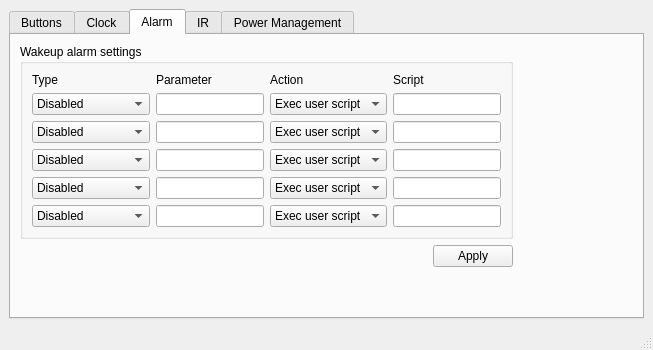
Old version of the form mainwindow.ui in the repository maxigros/Picnic_config.
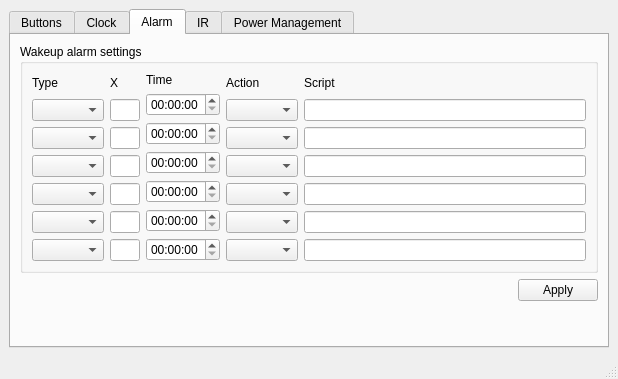
New version of the form. The open tabs and pages were chosen to show the change.

Diff of the .ui file:
```diff
--- a/mainwindow.ui
+++ b/mainwindow.ui
@@ -6,8 +6,8 @@
    <rect>
     <x>0</x>
     <y>0</y>
-    <width>653</width>
-    <height>350</height>
+    <width>618</width>
+    <height>379</height>
    </rect>
   </property>
   <property name="windowTitle">
@@ -269,149 +269,22 @@
               </widget>
              </item>
              <item>
-              <widget class="QComboBox" name="comboBox_alarm_type_1">
-               <item>
-                <property name="text">
-                 <string>Disabled</string>
-                </property>
-               </item>
-               <item>
-                <property name="text">
-                 <string>Single</string>
-                </property>
-               </item>
-               <item>
-                <property name="text">
-                 <string>Every day</string>
-                </property>
-               </item>
-               <item>
-                <property name="text">
-                 <string>Every X hours</string>
-                </property>
-               </item>
-               <item>
-                <property name="text">
-                 <string>Every X minutes</string>
-                </property>
-               </item>
-              </widget>
+              <widget class="QComboBox" name="comboBox_alarm_type_0"/>
              </item>
              <item>
-              <widget class="QComboBox" name="comboBox_alarm_type_2">
-               <item>
-                <property name="text">
-                 <string>Disabled</string>
-                </property>
-               </item>
-               <item>
-                <property name="text">
-                 <string>Single</string>
-                </property>
-               </item>
-               <item>
-                <property name="text">
-                 <string>Every day</string>
-                </property>
-               </item>
-               <item>
-                <property name="text">
-                 <string>Every X hours</string>
-                </property>
-               </item>
-               <item>
-                <property name="text">
-                 <string>Every X minutes</string>
-                </property>
-               </item>
-              </widget>
+              <widget class="QComboBox" name="comboBox_alarm_type_1"/>
              </item>
              <item>
-              <widget class="QComboBox" name="comboBox_alarm_type_3">
-               <item>
-                <property name="text">
-                 <string>Disabled</string>
-                </property>
-               </item>
-               <item>
-                <property name="text">
-                 <string>Single</string>
-                </property>
-               </item>
-               <item>
-                <property name="text">
-                 <string>Every day</string>
-                </property>
-               </item>
-               <item>
-                <property name="text">
-                 <string>Every X hours</string>
-                </property>
-               </item>
-               <item>
-                <property name="text">
-                 <string>Every X minutes</string>
-                </property>
-               </item>
-              </widget>
+              <widget class="QComboBox" name="comboBox_alarm_type_2"/>
              </item>
              <item>
-              <widget class="QComboBox" name="comboBox_alarm_type_4">
-               <item>
-                <property name="text">
-                 <string>Disabled</string>
-                </property>
-               </item>
-               <item>
-                <property name="text">
-                 <string>Single</string>
-                </property>
-               </item>
-               <item>
-                <property name="text">
-                 <string>Every day</string>
-                </property>
-               </item>
-               <item>
-                <property name="text">
-                 <string>Every X hours</string>
-                </property>
-               </item>
-               <item>
-                <property name="text">
-                 <string>Every X minutes</string>
-                </property>
-               </item>
-              </widget>
+              <widget class="QComboBox" name="comboBox_alarm_type_3"/>
              </item>
              <item>
-              <widget class="QComboBox" name="comboBox_alarm_type_5">
-               <item>
-                <property name="text">
-                 <string>Disabled</string>
-                </property>
-               </item>
-               <item>
-                <property name="text">
-                 <string>Single</string>
-                </property>
-               </item>
-               <item>
-                <property name="text">
-                 <string>Every day</string>
-                </property>
-               </item>
-               <item>
-                <property name="text">
-                 <string>Every X hours</string>
-                </property>
-               </item>
-               <item>
-                <property name="text">
-                 <string>Every X minutes</string>
-                </property>
-               </item>
-              </widget>
+              <widget class="QComboBox" name="comboBox_alarm_type_4"/>
+             </item>
+             <item>
+              <widget class="QComboBox" name="comboBox_alarm_type_5"/>
              </item>
             </layout>
            </item>
@@ -419,25 +292,249 @@
             <layout class="QVBoxLayout" name="verticalLayout_3">
              <item>
               <widget class="QLabel" name="label_7">
+               <property name="sizePolicy">
+                <sizepolicy hsizetype="Fixed" vsizetype="Preferred">
+                 <horstretch>0</horstretch>
+                 <verstretch>0</verstretch>
+                </sizepolicy>
+               </property>
+               <property name="minimumSize">
+                <size>
+                 <width>30</width>
+                 <height>0</height>
+                </size>
+               </property>
+               <property name="maximumSize">
+                <size>
+                 <width>30</width>
+                 <height>16777215</height>
+                </size>
+               </property>
                <property name="text">
-                <string>Parameter</string>
+                <string>X</string>
                </property>
               </widget>
              </item>
              <item>
-              <widget class="QLineEdit" name="lineEdit_alarm_parameter_1"/>
+              <widget class="QLineEdit" name="lineEdit_alarm_parameter_0">
+               <property name="sizePolicy">
+                <sizepolicy hsizetype="Fixed" vsizetype="Fixed">
+                 <horstretch>0</horstretch>
+                 <verstretch>0</verstretch>
+                </sizepolicy>
+               </property>
+               <property name="minimumSize">
+                <size>
+                 <width>30</width>
+                 <height>0</height>
+                </size>
+               </property>
+               <property name="maximumSize">
+                <size>
+                 <width>30</width>
+                 <height>16777215</height>
+                </size>
+               </property>
+              </widget>
              </item>
              <item>
-              <widget class="QLineEdit" name="lineEdit_alarm_parameter_2"/>
+              <widget class="QLineEdit" name="lineEdit_alarm_parameter_1">
+               <property name="sizePolicy">
+                <sizepolicy hsizetype="Fixed" vsizetype="Fixed">
+                 <horstretch>0</horstretch>
+                 <verstretch>0</verstretch>
+                </sizepolicy>
+               </property>
+               <property name="minimumSize">
+                <size>
+                 <width>30</width>
+                 <height>0</height>
+                </size>
+               </property>
+               <property name="maximumSize">
+                <size>
+                 <width>30</width>
+                 <height>16777215</height>
+                </size>
+               </property>
+              </widget>
              </item>
              <item>
-              <widget class="QLineEdit" name="lineEdit_alarm_parameter_3"/>
+              <widget class="QLineEdit" name="lineEdit_alarm_parameter_2">
+               <property name="sizePolicy">
+                <sizepolicy hsizetype="Fixed" vsizetype="Fixed">
+                 <horstretch>0</horstretch>
+                 <verstretch>0</verstretch>
+                </sizepolicy>
+               </property>
+               <property name="minimumSize">
+                <size>
+                 <width>30</width>
+                 <height>0</height>
+                </size>
+               </property>
+               <property name="maximumSize">
+                <size>
+                 <width>30</width>
+                 <height>16777215</height>
+                </size>
+               </property>
+              </widget>
              </item>
              <item>
-              <widget class="QLineEdit" name="lineEdit_alarm_parameter_4"/>
+              <widget class="QLineEdit" name="lineEdit_alarm_parameter_3">
+               <property name="sizePolicy">
+                <sizepolicy hsizetype="Fixed" vsizetype="Fixed">
+                 <horstretch>0</horstretch>
+                 <verstretch>0</verstretch>
+                </sizepolicy>
+               </property>
+               <property name="minimumSize">
+                <size>
+                 <width>30</width>
+                 <height>0</height>
+                </size>
+               </property>
+               <property name="maximumSize">
+                <size>
+                 <width>30</width>
+                 <height>16777215</height>
+                </size>
+               </property>
+              </widget>
              </item>
              <item>
-              <widget class="QLineEdit" name="lineEdit_alarm_parameter_5"/>
+              <widget class="QLineEdit" name="lineEdit_alarm_parameter_4">
+               <property name="sizePolicy">
+                <sizepolicy hsizetype="Fixed" vsizetype="Fixed">
+                 <horstretch>0</horstretch>
+                 <verstretch>0</verstretch>
+                </sizepolicy>
+               </property>
+               <property name="minimumSize">
+                <size>
+                 <width>30</width>
+                 <height>0</height>
+                </size>
+               </property>
+               <property name="maximumSize">
+                <size>
+                 <width>30</width>
+                 <height>16777215</height>
+                </size>
+               </property>
+              </widget>
+             </item>
+             <item>
+              <widget class="QLineEdit" name="lineEdit_alarm_parameter_5">
+               <property name="sizePolicy">
+                <sizepolicy hsizetype="Fixed" vsizetype="Fixed">
+                 <horstretch>0</horstretch>
+                 <verstretch>0</verstretch>
+                </sizepolicy>
+               </property>
+               <property name="minimumSize">
+                <size>
+                 <width>30</width>
+                 <height>0</height>
+                </size>
+               </property>
+               <property name="maximumSize">
+                <size>
+                 <width>30</width>
+                 <height>16777215</height>
+                </size>
+               </property>
+              </widget>
+             </item>
+            </layout>
+           </item>
+           <item>
+            <layout class="QVBoxLayout" name="verticalLayout_10">
+             <item>
+              <widget class="QLabel" name="label_14">
+               <property name="sizePolicy">
+                <sizepolicy hsizetype="Fixed" vsizetype="Preferred">
+                 <horstretch>0</horstretch>
+                 <verstretch>0</verstretch>
+                </sizepolicy>
+               </property>
+               <property name="minimumSize">
+                <size>
+                 <width>30</width>
+                 <height>0</height>
+                </size>
+               </property>
+               <property name="maximumSize">
+                <size>
+                 <width>30</width>
+                 <height>16777215</height>
+                </size>
+               </property>
+               <property name="text">
+                <string>Time</string>
+               </property>
+              </widget>
+             </item>
+             <item>
+              <widget class="QTimeEdit" name="timeEdit_alarm_0">
+               <property name="maximumSize">
+                <size>
+                 <width>16777215</width>
+                 <height>23</height>
+                </size>
+               </property>
+              </widget>
+             </item>
+             <item>
+              <widget class="QTimeEdit" name="timeEdit_alarm_1">
+               <property name="maximumSize">
+                <size>
+                 <width>16777215</width>
+                 <height>23</height>
+                </size>
+               </property>
+              </widget>
+             </item>
+             <item>
+              <widget class="QTimeEdit" name="timeEdit_alarm_2">
+               <property name="maximumSize">
+                <size>
+                 <width>16777215</width>
+                 <height>23</height>
+                </size>
+               </property>
+              </widget>
+             </item>
+             <item>
+              <widget class="QTimeEdit" name="timeEdit_alarm_3">
+               <property name="maximumSize">
+                <size>
+                 <width>16777215</width>
+                 <height>23</height>
+                </size>
+               </property>
+              </widget>
+             </item>
+             <item>
+              <widget class="QTimeEdit" name="timeEdit_alarm_4">
+               <property name="maximumSize">
+                <size>
+                 <width>16777215</width>
+                 <height>23</height>
+                </size>
+               </property>
+              </widget>
+             </item>
+             <item>
+              <widget class="QTimeEdit" name="timeEdit_alarm_5">
+               <property name="maximumSize">
+                <size>
+                 <width>16777215</width>
+                 <height>23</height>
+                </size>
+               </property>
+              </widget>
              </item>
             </layout>
            </item>
@@ -451,99 +548,22 @@
               </widget>
              </item>
              <item>
-              <widget class="QComboBox" name="comboBox_alarm_action_1">
-               <item>
-                <property name="text">
-                 <string>Exec user script</string>
-                </property>
-               </item>
-               <item>
-                <property name="text">
-                 <string>Turn on</string>
-                </property>
-               </item>
-               <item>
-                <property name="text">
-                 <string>Turn off</string>
-                </property>
-               </item>
-              </widget>
+              <widget class="QComboBox" name="comboBox_alarm_action_0"/>
              </item>
              <item>
-              <widget class="QComboBox" name="comboBox_alarm_action_2">
-               <item>
-                <property name="text">
-                 <string>Exec user script</string>
-                </property>
-               </item>
-               <item>
-                <property name="text">
-                 <string>Turn on</string>
-                </property>
-               </item>
-               <item>
-                <property name="text">
-                 <string>Turn off</string>
-                </property>
-               </item>
-              </widget>
+              <widget class="QComboBox" name="comboBox_alarm_action_1"/>
              </item>
              <item>
-              <widget class="QComboBox" name="comboBox_alarm_action_3">
-               <item>
-                <property name="text">
-                 <string>Exec user script</string>
-                </property>
-               </item>
-               <item>
-                <property name="text">
-                 <string>Turn on</string>
-                </property>
-               </item>
-               <item>
-                <property name="text">
-                 <string>Turn off</string>
-                </property>
-               </item>
-              </widget>
+              <widget class="QComboBox" name="comboBox_alarm_action_2"/>
              </item>
              <item>
-              <widget class="QComboBox" name="comboBox_alarm_action_4">
-               <item>
-                <property name="text">
-                 <string>Exec user script</string>
-                </property>
-               </item>
-               <item>
-                <property name="text">
-                 <string>Turn on</string>
-                </property>
-               </item>
-               <item>
-                <property name="text">
-                 <string>Turn off</string>
-                </property>
-               </item>
-              </widget>
+              <widget class="QComboBox" name="comboBox_alarm_action_3"/>
              </item>
              <item>
-              <widget class="QComboBox" name="comboBox_alarm_action_5">
-               <item>
-                <property name="text">
-                 <string>Exec user script</string>
-                </property>
-               </item>
-               <item>
-                <property name="text">
-                 <string>Turn on</string>
-                </property>
-               </item>
-               <item>
-                <property name="text">
-                 <string>Turn off</string>
-                </property>
-               </item>
-              </widget>
+              <widget class="QComboBox" name="comboBox_alarm_action_4"/>
+             </item>
+             <item>
+              <widget class="QComboBox" name="comboBox_alarm_action_5"/>
              </item>
             </layout>
            </item>
@@ -556,6 +576,9 @@
                </property>
               </widget>
              </item>
+             <item>
+              <widget class="QLineEdit" name="lineEdit_alarm_script_0"/>
+             </item>
              <item>
               <widget class="QLineEdit" name="lineEdit_alarm_script_1"/>
              </item>
@@ -576,19 +599,6 @@
           </layout>
          </widget>
         </item>
-        <item row="0" column="1">
-         <spacer name="horizontalSpacer_3">
-          <property name="orientation">
-           <enum>Qt::Horizontal</enum>
-          </property>
-          <property name="sizeHint" stdset="0">
-           <size>
-            <width>50</width>
-            <height>20</height>
-           </size>
-          </property>
-         </spacer>
-        </item>
         <item row="1" column="0">
          <layout class="QHBoxLayout" name="horizontalLayout_2">
           <item>
```
Left out of the diff: 564 changed lines with no effect on the pictures.
